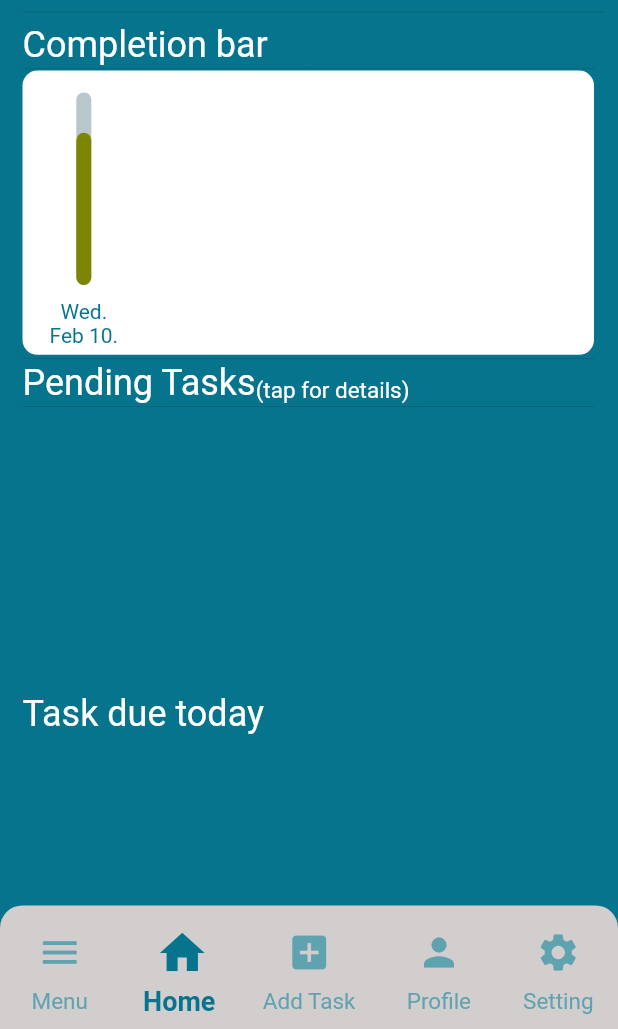
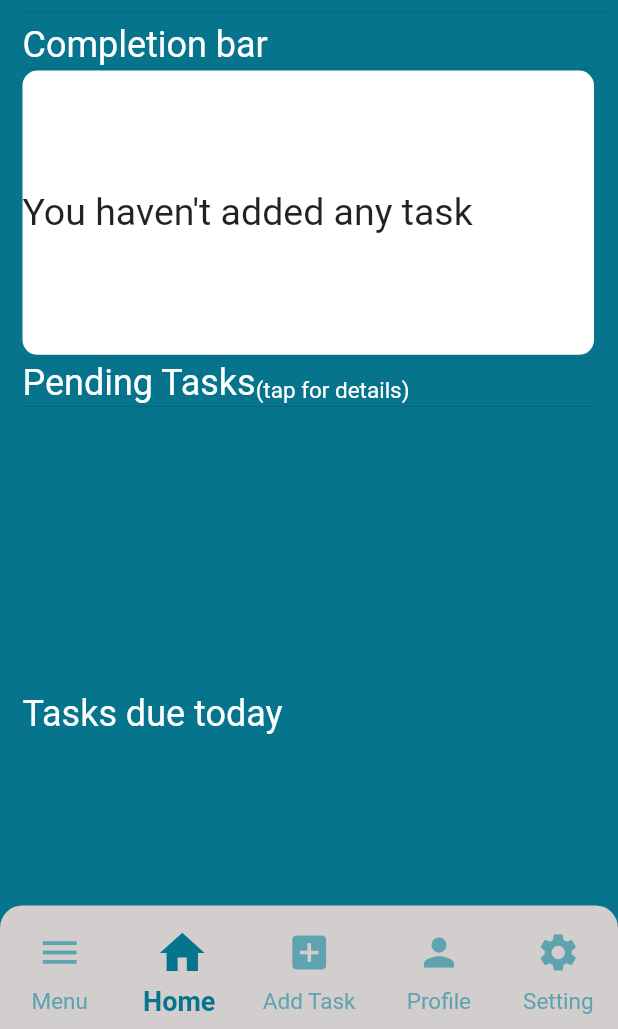
Before and after one commit to SeunAdanike/FlexibleTodo, a Flutter app: the Dash screen opened directly, on a phone screen of 412 x 824 dp, the part 207-1236 px from its top. Run offline on Flutter 3.47's test engine with Material 2 defaults, Android fonts, the phone set to English and light mode, and no system bars; drawn by our look-alikes of auto_size_text, percent_indicator; our stand-ins replace flutter_svg, google_fonts, sqflite; accounts and stored records are empty; Roboto replaces fonts that are missing (Ubuntu).

Commit message:
After dashboard

```diff
--- a/lib/UIs/dashboard.dart
+++ b/lib/UIs/dashboard.dart
@@ -1,4 +1,5 @@
 import 'dart:convert';
+import 'dart:math';
 
 import 'package:auto_size_text/auto_size_text.dart';
 import 'package:flexibletodo/UIs/details.dart';
@@ -26,7 +27,7 @@ class _DashState extends State<Dash> {
   int _done;
   int _percentage;
   List<Task> _dueToday = List<Task>();
-  String _enrolDate = '2021-02-10';
+  String _enrolDate;
   Measurables measuresFetched;
 
   DateTime _todaysDate = DateTime.now();
@@ -47,7 +48,8 @@ class _DashState extends State<Dash> {
     return _percentage;
   }
 
-  List _taskList = List<Task>();
+  List<int> _searchId = List<int>();
+  List<Task> _taskList = List<Task>();
   List<Measurables> _measurablesList = List<Measurables>();
   var _databaseManager = DatabaseManager();
 
@@ -92,6 +94,7 @@ class _DashState extends State<Dash> {
         taskModel.description = task['taskDescription'];
         taskModel.isFinished = _isFinished;
         _taskList.add(taskModel);
+        _searchId.add(task['id']);
       });
     });
   }
@@ -104,6 +107,9 @@ class _DashState extends State<Dash> {
         if (_taskList[i].isFinished == false) _pendingTask.add(_taskList[i]);
         if (_taskList[i].todoDueDate == toDayDate) _dueToday.add(_taskList[i]);
       }
+      int startBarDate = _searchId.reduce(min);
+      _enrolDate = DateFormat('yyyy-MM-dd')
+          .format(DateTime.fromMillisecondsSinceEpoch(startBarDate));
       DateTime _enrolDateConvert = DateTime.parse(_enrolDate);
       _differenceInDate = _todaysDate.difference(_enrolDateConvert).inDays;
     });
@@ -222,26 +228,48 @@ class _DashState extends State<Dash> {
                               child: ListView.builder(
                                 //shrinkWrap: true,
                                 itemBuilder: (context, index) {
+                                  if (_taskList == null || _taskList.isEmpty)
+                                    return Center(
+                                      child: AutoSizeText(
+                                          'You haven\'t added any task',
+                                          style: GoogleFonts.ubuntu(
+                                            fontSize: 25,
+                                          )),
+                                    );
                                   int _finished = 0, _due = 0;
+                                  if (_enrolDate == null)
+                                    return Center(
+                                        child: CircularProgressIndicator());
                                   DateTime _barDate = DateTime.parse(_enrolDate)
                                       .add(Duration(days: index));
 
                                   String _showDateOnBar = DateFormat.MMMd()
                                       .format(
                                           DateTime.parse(_barDate.toString()));
+
                                   String _showDayOnBar = DateFormat.E().format(
                                       DateTime.parse(_barDate.toString()));
 
-                                  String _compBarDate = DateFormat.yMMMd()
-                                      .format(
-                                          DateTime.parse(_barDate.toString()));
+                                  String _compBarDate =
+                                      DateFormat('yyyy-MM-dd').format(_barDate);
 
-                                  double _total = 79;
+                                  for (int i = 0; i < _taskList.length; i++) {
+                                    if (_compBarDate ==
+                                        _taskList[i].todoDueDate) _due++;
+
+                                    if (_compBarDate ==
+                                        _taskList[i]
+                                            .todoDueDate) if (_taskList[i]
+                                        .isFinished) _finished++;
+                                  }
+
+                                  int _total =
+                                      ((_finished / _due) * 100).ceil();
 
                                   return Padding(
                                     padding: const EdgeInsets.only(
-                                      right: 18.0,
-                                      left: 18.0,
+                                      right: 12.0,
+                                      left: 12.0,
                                     ),
                                     child: Column(
                                       mainAxisAlignment:
@@ -624,7 +652,7 @@ class _DashState extends State<Dash> {
                               crossAxisAlignment: CrossAxisAlignment.start,
                               children: [
                                 Text(
-                                  'Task due today',
+                                  'Tasks due today',
                                   style: GoogleFonts.ubuntu(
                                     color: Colors.white,
                                     fontSize: 24,
@@ -635,7 +663,14 @@ class _DashState extends State<Dash> {
                                   itemBuilder: (context, index) {
                                     return ListTile(
                                       onTap: () {
-                                        setState(() {});
+                                        Navigator.of(context).push(
+                                          MaterialPageRoute(
+                                            builder: (context) =>
+                                                TodoDetailsScreen(
+                                              task: _dueToday[index],
+                                            ),
+                                          ),
+                                        );
                                       },
                                       dense: false,
                                       contentPadding: EdgeInsets.zero,
```
Also changed, not shown: lib/UIs/details.dart (+35 -4 lines).
